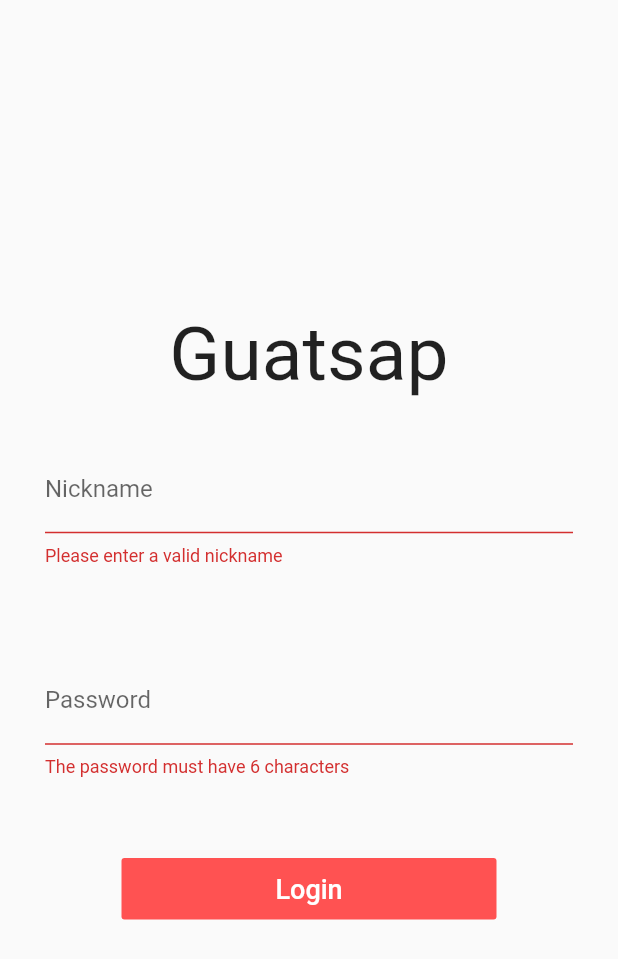
After one commit to perezpefaur/app-con-api, a Flutter app: the screen it shows after launch, after a tap on "Login", on a phone screen of 412 x 824 dp. The commit adds this screen. Shown: the top 959 px of the screen. Run offline on Flutter 3.47's test engine with Material 2 defaults, Android fonts, the phone set to English and light mode, and no system bars.

Commit message:
:sparkles: pantalla log in lista

```diff
--- /dev/null
+++ b/frontend/test_app/lib/screens/login_screen.dart
@@ -0,0 +1,87 @@
+import 'package:flutter/cupertino.dart';
+import 'package:flutter/material.dart';
+
+class LoginScreen extends StatefulWidget {
+  @override
+  _LoginScreenState createState() => _LoginScreenState();
+}
+
+class _LoginScreenState extends State<LoginScreen> {
+  final _formKey = GlobalKey<FormState>();
+  String _nickname, _password;
+
+  _submit() {
+    // Acá estamos revisando el input del usuario
+    if (_formKey.currentState.validate()){
+      _formKey.currentState.save();
+    }
+  }
+
+  @override
+  Widget build(BuildContext context) {
+    return Scaffold(
+      body: Center(
+        child: Column(
+          mainAxisAlignment: MainAxisAlignment.center,
+          crossAxisAlignment: CrossAxisAlignment.center,
+          children: <Widget>[
+            Text(
+              'Guatsap',
+              style: TextStyle(fontSize: 50.0),
+            ),
+            Form(
+              key: _formKey,
+              child: Column(
+                children: <Widget>[
+                  Padding(
+                    padding: EdgeInsets.symmetric(
+                      horizontal: 30.0,
+                      vertical: 30.0,
+                    ),
+                    child: TextFormField(
+                      decoration: InputDecoration(labelText: 'Nickname'),
+                      validator: (input) => !input.contains('0')
+                          ? 'Please enter a valid nickname'
+                          : null,
+                      onSaved: (input) => _nickname = input,
+                    ),
+                  ),
+                  Padding(
+                    padding: EdgeInsets.symmetric(
+                      horizontal: 30.0,
+                      vertical: 30.0,
+                    ),
+                    child: TextFormField(
+                      decoration: InputDecoration(labelText: 'Password'),
+                      validator: (input) => input.length < 6
+                          ? 'The password must have 6 characters'
+                          : null,
+                      onSaved: (input) => _password = input,
+                      obscureText: true,
+                    ),
+                  ),
+                  SizedBox(height: 20.0),
+                  Container(
+                    width: 250.0,
+                    child: FlatButton(
+                      onPressed: _submit,
+                      color: Colors.redAccent,
+                      padding: EdgeInsets.all(10.0),
+                      child: Text(
+                        'Login',
+                        style: TextStyle(
+                          color: Colors.white,
+                          fontSize: 18.0,
+                        ),
+                      ),
+                    ),
+                  ),
+                ],
+              ),
+            )
+          ],
+        ),
+      ),
+    );
+  }
+}
```
Also changed, not shown: frontend/test_app/lib/main.dart (+2 -88 lines).
